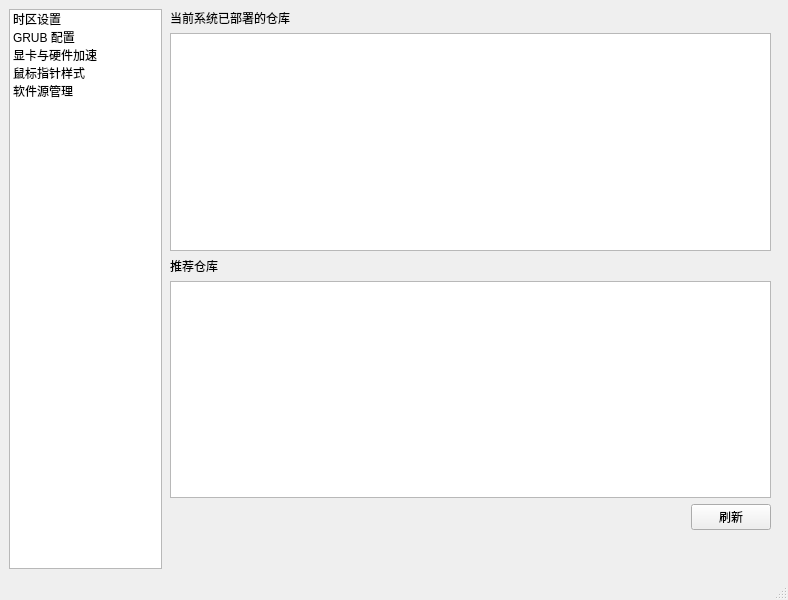
This is main.ui in Maomaokuxs/fedora-tweak-tool as Qt 5 draws it before an edit. The edited form follows.
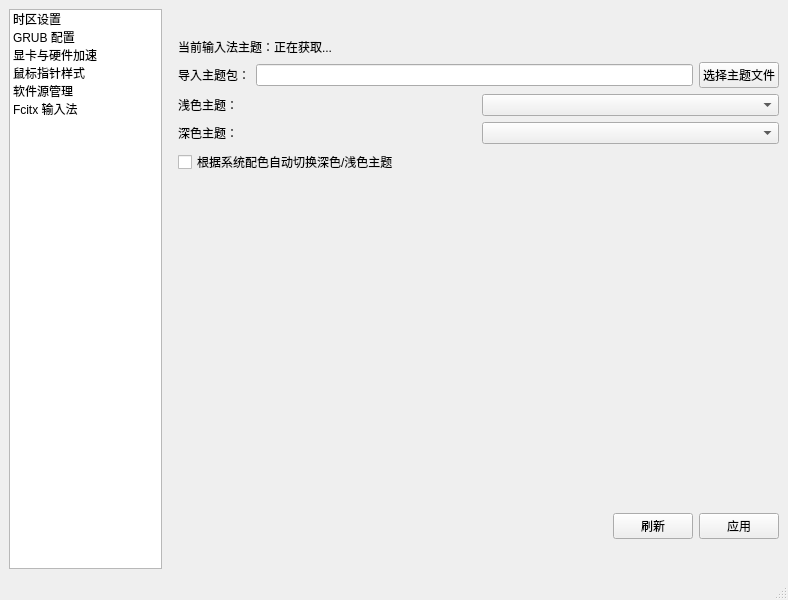
This is the edited form.

Commit message: add:添加fcitx5主题颜色切换功能，并支持设置自动切换

```diff
--- a/main.ui
+++ b/main.ui
@@ -44,12 +44,17 @@
           <string>软件源管理</string>
          </property>
         </item>
+        <item>
+         <property name="text">
+          <string>Fcitx 输入法</string>
+         </property>
+        </item>
        </widget>
       </item>
       <item>
        <widget class="QStackedWidget" name="content_stack">
         <property name="currentIndex">
-         <number>4</number>
+         <number>5</number>
         </property>
         <widget class="QWidget" name="page">
          <widget class="QWidget" name="layoutWidget">
@@ -398,7 +403,7 @@
          </widget>
         </widget>
         <widget class="QWidget" name="page_5">
-         <widget class="QWidget" name="">
+         <widget class="QWidget" name="layoutWidget">
           <property name="geometry">
            <rect>
             <x>2</x>
@@ -455,6 +460,137 @@
           </layout>
          </widget>
         </widget>
+        <widget class="QWidget" name="page_6">
+         <widget class="QWidget" name="layoutWidget">
+          <property name="geometry">
+           <rect>
+            <x>10</x>
+            <y>29</y>
+            <width>601</width>
+            <height>501</height>
+           </rect>
+          </property>
+          <layout class="QVBoxLayout" name="verticalLayout_7">
+           <item>
+            <widget class="QLabel" name="fcitx_current_theme_lbl">
+             <property name="text">
+              <string>当前输入法主题：正在获取...</string>
+             </property>
+            </widget>
+           </item>
+           <item>
+            <layout class="QHBoxLayout" name="horizontalLayout_11">
+             <item>
+              <widget class="QLabel" name="label_9">
+               <property name="text">
+                <string>导入主题包：</string>
+               </property>
+              </widget>
+             </item>
+             <item>
+              <widget class="QLineEdit" name="fcitx_path_edit"/>
+             </item>
+             <item>
+              <widget class="QPushButton" name="fcitx_browse_btn">
+               <property name="text">
+                <string>选择主题文件</string>
+               </property>
+              </widget>
+             </item>
+            </layout>
+           </item>
+           <item>
+            <layout class="QHBoxLayout" name="horizontalLayout_12">
+             <item>
+              <widget class="QLabel" name="label_10">
+               <property name="text">
+                <string>浅色主题：</string>
+               </property>
+              </widget>
+             </item>
+             <item>
+              <widget class="QComboBox" name="fcitx_theme_combo"/>
+             </item>
+            </layout>
+           </item>
+           <item>
+            <layout class="QHBoxLayout" name="horizontalLayout_14">
+             <item>
+              <widget class="QLabel" name="label_11">
+               <property name="text">
+                <string>深色主题：</string>
+               </property>
+              </widget>
+             </item>
+             <item>
+              <widget class="QComboBox" name="fcitx_dark_theme_combo"/>
+             </item>
+            </layout>
+           </item>
+           <item>
+            <widget class="QCheckBox" name="fcitx_auto_switch_check">
+             <property name="text">
+              <string>根据系统配色自动切换深色/浅色主题</string>
+             </property>
+            </widget>
+           </item>
+           <item>
+            <widget class="QLabel" name="fcitx_preview_lbl">
+             <property name="text">
+              <string/>
+             </property>
+             <property name="alignment">
+              <set>Qt::AlignmentFlag::AlignCenter</set>
+             </property>
+            </widget>
+           </item>
+           <item>
+            <spacer name="verticalSpacer_5">
+             <property name="orientation">
+              <enum>Qt::Orientation::Vertical</enum>
+             </property>
+             <property name="sizeHint" stdset="0">
+              <size>
+               <width>20</width>
+               <height>40</height>
+              </size>
+             </property>
+            </spacer>
+           </item>
+           <item>
+            <layout class="QHBoxLayout" name="horizontalLayout_13">
+             <item>
+              <spacer name="horizontalSpacer_6">
+               <property name="orientation">
+                <enum>Qt::Orientation::Horizontal</enum>
+               </property>
+               <property name="sizeHint" stdset="0">
+                <size>
+                 <width>40</width>
+                 <height>20</height>
+                </size>
+               </property>
+              </spacer>
+             </item>
+             <item>
+              <widget class="QPushButton" name="fcitx_refresh_btn">
+               <property name="text">
+                <string>刷新</string>
+               </property>
+              </widget>
+             </item>
+             <item>
+              <widget class="QPushButton" name="fcitx_apply_btn">
+               <property name="text">
+                <string>应用</string>
+               </property>
+              </widget>
+             </item>
+            </layout>
+           </item>
+          </layout>
+         </widget>
+        </widget>
        </widget>
       </item>
      </layout>
```
The commit also changes 3 other files.
